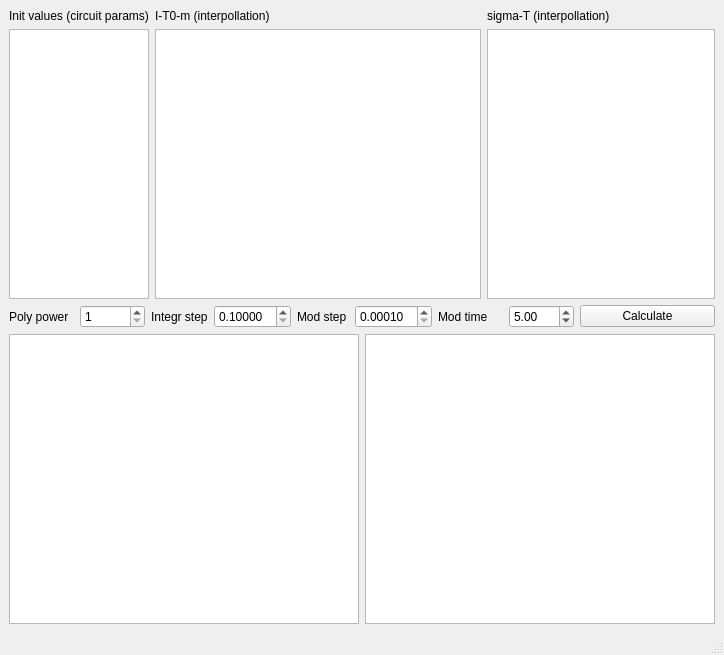
kirpitcheq/CalcAlgs_Mod_Grad, file ModGrad/lw2_ODE_RungeAll/mod_lw2_QtGUI/mainwindow.ui: the form before one commit.
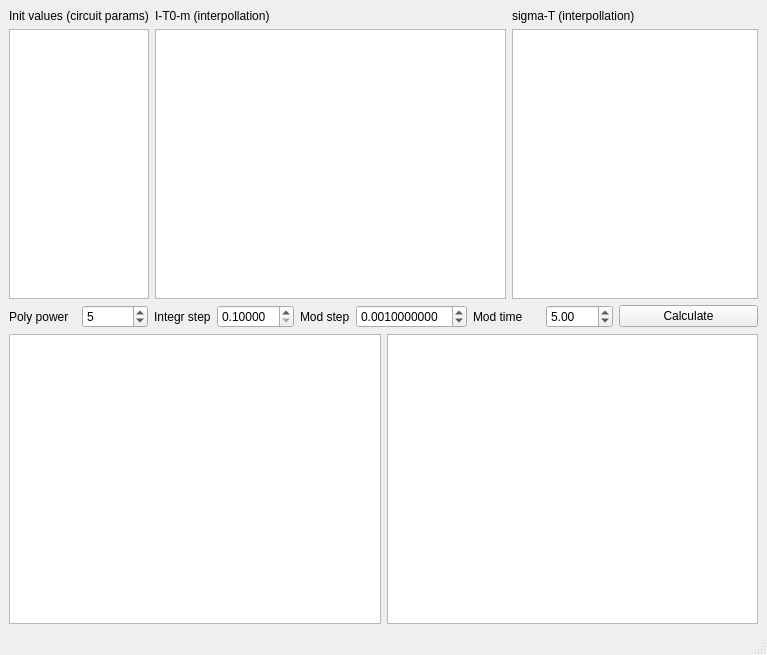
The form after the commit. Custom widgets are drawn as their Qt base class.

```diff
--- a/ModGrad/lw2_ODE_RungeAll/mod_lw2_QtGUI/mainwindow.ui
+++ b/ModGrad/lw2_ODE_RungeAll/mod_lw2_QtGUI/mainwindow.ui
@@ -6,7 +6,7 @@
    <rect>
     <x>0</x>
     <y>0</y>
-    <width>724</width>
+    <width>767</width>
     <height>655</height>
    </rect>
   </property>
@@ -77,6 +77,9 @@
           <property name="minimum">
            <number>1</number>
           </property>
+          <property name="value">
+           <number>5</number>
+          </property>
          </widget>
         </item>
        </layout>
@@ -117,13 +120,16 @@
         <item>
          <widget class="QDoubleSpinBox" name="modstepSpin">
           <property name="decimals">
-           <number>5</number>
+           <number>10</number>
           </property>
           <property name="minimum">
-           <double>0.000100000000000</double>
+           <double>0.000000000000000</double>
           </property>
           <property name="singleStep">
-           <double>0.100000000000000</double>
+           <double>0.010000000000000</double>
+          </property>
+          <property name="value">
+           <double>0.001000000000000</double>
           </property>
          </widget>
         </item>
```
Left out of the diff: 2 changed lines with no effect on the pictures.
